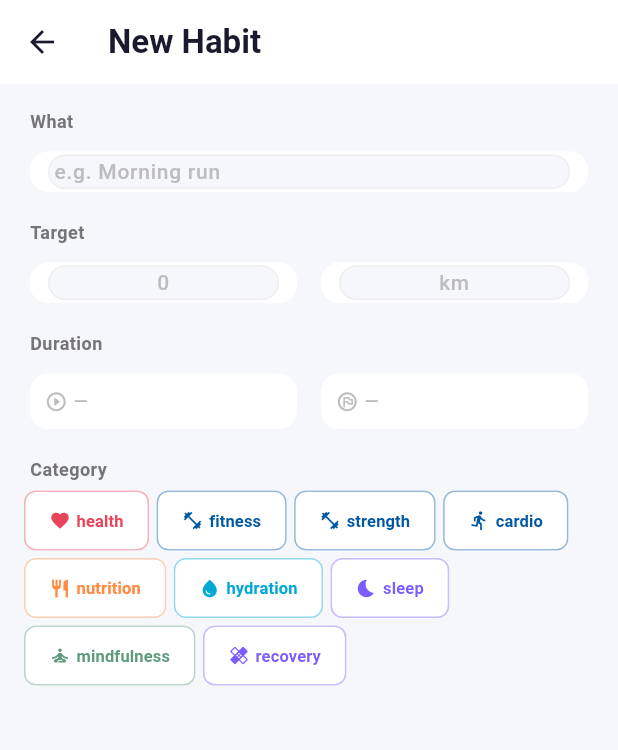
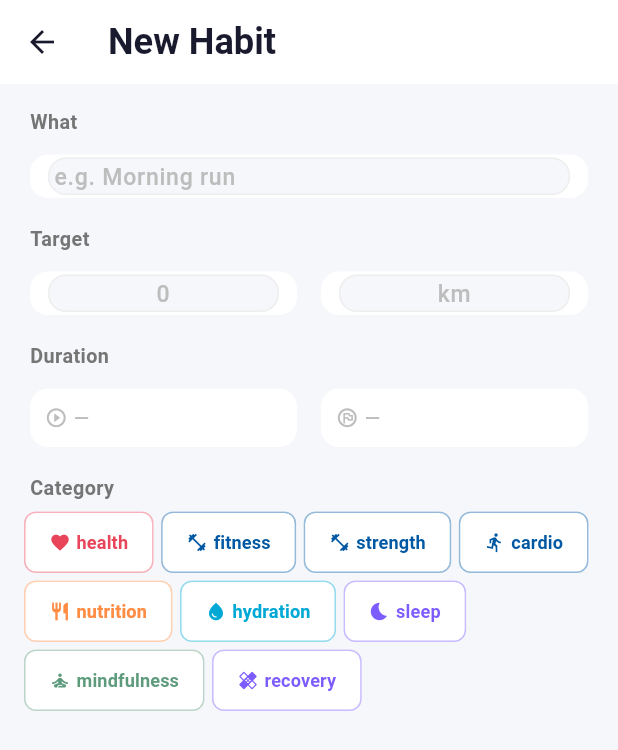
Before and after one commit to danilabogomolov1983/net_kidd_habitizer2, a Flutter app: the screen it shows after launch, after a tap on the "add" icon, on a phone screen of 412 x 824 dp. Shown: the top 750 px of the screen. Run offline on Flutter 3.47's test engine with Material 3 defaults, Android fonts, the phone set to English and light mode, and no system bars; our stand-ins replace equatable, flutter_riverpod, sqflite, sqflite_common_ffi, sqflite_common_ffi_web; accounts and stored records are empty.

Commit message:
Add dynamic text scaling based on screen width using MediaQuery builder in MaterialApp

```diff
--- a/lib/app.dart
+++ b/lib/app.dart
@@ -13,6 +13,14 @@ final class HabitizerApp extends StatelessWidget {
   Widget build(BuildContext context) {
     return ProviderScope(
       child: MaterialApp(
+        builder: (context, child) {
+          final width = MediaQuery.of(context).size.width;
+          final scaler = TextScaler.linear((width / 375).clamp(0.85, 1.4));
+          return MediaQuery(
+            data: MediaQuery.of(context).copyWith(textScaler: scaler),
+            child: child!,
+          );
+        },
         title: 'Habitizer',
         debugShowCheckedModeBanner: false,
         theme: ThemeData(
```
